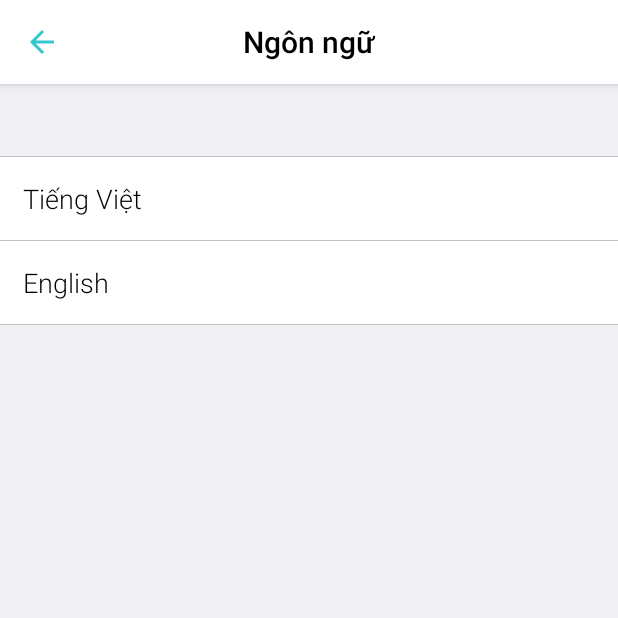
After one commit to thanhduy26091995/Maid, an Android app: the LanguageActivity screen opened directly, with no data from a screen before it, on a phone screen of 412 x 824 dp, the top half of it. The commit adds this screen. Run offline under Robolectric (Android 15) with nearby library versions, the phone set to English and light mode, and no system bars; our stand-ins replace ButterKnife.

Commit message:
Duy Nguyễn: code Language + Statistic

```diff
--- a/app/src/main/AndroidManifest.xml
+++ b/app/src/main/AndroidManifest.xml
@@ -25,7 +25,8 @@
         <activity android:name=".home.job_near_by.view.JobNearByActivity" />
         <activity android:name=".home.job_detail.view.JobDetailActivity" />
         <activity android:name=".home.owner_profile.view.OwnerProfileActivity" />
-        <activity android:name=".more.statistic.view.StatisticActivity"></activity>
+        <activity android:name=".more.statistic.view.StatisticActivity" />
+        <activity android:name=".more.duy_nguyen.view.LanguageActivity"></activity>
     </application>
 
 </manifest>
--- /dev/null
+++ b/app/src/main/java/com/hbbsolution/maid/more/duy_nguyen/view/LanguageActivity.java
@@ -0,0 +1,99 @@
+package com.hbbsolution.maid.more.duy_nguyen.view;
+
+import android.content.Intent;
+import android.content.res.Configuration;
+import android.content.res.Resources;
+import android.os.Bundle;
+import android.support.v7.app.AppCompatActivity;
+import android.support.v7.widget.Toolbar;
+import android.util.DisplayMetrics;
+import android.view.MenuItem;
+import android.view.View;
+import android.widget.TextView;
+
+import com.hbbsolution.maid.R;
+import com.hbbsolution.maid.api.ApiClient;
+import com.hbbsolution.maid.utils.SessionManagerForLanguage;
+
+import java.util.Locale;
+
+import butterknife.BindView;
+import butterknife.ButterKnife;
+
+public class LanguageActivity extends AppCompatActivity implements View.OnClickListener {
+    @BindView(R.id.toolbar)
+    Toolbar toolbar;
+    @BindView(R.id.tvVietnamese)
+    TextView tvVietnamese;
+    @BindView(R.id.tvEnglish)
+    TextView tvEnglish;
+    private Locale locale;
+    private SessionManagerForLanguage sessionManagerForLanguage;
+    @Override
+    protected void onCreate(Bundle savedInstanceState) {
+        super.onCreate(savedInstanceState);
+        setContentView(R.layout.activity_language);
+        ButterKnife.bind(this);
+        setToolbar();
+        setEventClick();
+        sessionManagerForLanguage = new SessionManagerForLanguage(this);
+    }
+
+    public void setToolbar() {
+        toolbar.setTitle("");
+        setSupportActionBar(toolbar);
+        getSupportActionBar().setDisplayShowHomeEnabled(true);
+        getSupportActionBar().setDisplayHomeAsUpEnabled(true);
+    }
+    public void setEventClick()
+    {
+        tvEnglish.setOnClickListener(this);
+        tvVietnamese.setOnClickListener(this);
+    }
+    @Override
+    public boolean onOptionsItemSelected(MenuItem item) {
+        if (item.getItemId() == android.R.id.home) {
+            super.onBackPressed();
+        }
+        return super.onOptionsItemSelected(item);
+    }
+
+    @Override
+    public void onClick(View v) {
+        String language;
+        switch (v.getId())
+        {
+            case R.id.tvVietnamese:
+                ApiClient.setLanguage("vi");
+                language = "Tiếng Việt";
+                setLocale("vi",language);
+                sessionManagerForLanguage.setIsClickedLanguage(true);
+                sessionManagerForLanguage.createLanguageSession(language);
+                break;
+            case R.id.tvEnglish:
+                ApiClient.setLanguage("en");
+                language = "English";
+                setLocale("en",language);
+                sessionManagerForLanguage.setIsClickedLanguage(true);
+                sessionManagerForLanguage.createLanguageSession(language);
+                break;
+        }
+    }
+    private void setLocale(String lang,String language) {
+        locale = new Locale(lang);
+        Resources res = this.getResources();
+        DisplayMetrics displayMetrics = res.getDisplayMetrics();
+        Configuration configuration = res.getConfiguration();
+        configuration.locale = locale;
+        res.updateConfiguration(configuration, displayMetrics);
+        Intent refresh = new Intent(this, this.getClass());
+        refresh.putExtra("language",language);
+        startActivity(refresh);
+        finish();
+    }
+    @Override
+    protected void onDestroy() {
+        super.onDestroy();
+        ButterKnife.bind(this).unbind();
+    }
+}
--- /dev/null
+++ b/app/src/main/res/layout/activity_language.xml
@@ -0,0 +1,73 @@
+<?xml version="1.0" encoding="utf-8"?>
+<LinearLayout xmlns:android="http://schemas.android.com/apk/res/android"
+    xmlns:app="http://schemas.android.com/apk/res-auto"
+    xmlns:tools="http://schemas.android.com/tools"
+    android:layout_width="match_parent"
+    android:layout_height="match_parent"
+    android:background="@color/gray"
+    android:orientation="vertical"
+    tools:context="com.hbbsolution.owner.history.view.DetailWorkHistoryActivity">
+
+    <android.support.design.widget.AppBarLayout
+        android:id="@+id/appbar"
+        android:layout_width="match_parent"
+        android:layout_height="wrap_content"
+        android:theme="@style/AppTheme.AppBarOverlay">
+
+        <android.support.v7.widget.Toolbar
+            android:id="@+id/toolbar"
+            android:layout_width="match_parent"
+            android:layout_height="?attr/actionBarSize"
+            android:background="?attr/colorPrimary"
+            app:popupTheme="@style/AppTheme.PopupOverlay"
+            app:theme="@style/toolbar_theme">
+
+            <TextView
+                android:id="@+id/manager_doing_title_toothbar"
+                android:layout_width="wrap_content"
+                android:layout_height="wrap_content"
+                android:layout_gravity="center"
+                android:text="@string/more_languge"
+                android:textColor="@color/colorBlack"
+                android:textSize="20sp"
+                android:textStyle="bold" />
+
+        </android.support.v7.widget.Toolbar>
+
+    </android.support.design.widget.AppBarLayout>
+
+    <View
+        android:layout_width="match_parent"
+        android:layout_height="0.1dp"
+        android:background="@color/color_line_view"
+        android:layout_marginTop="48dp"/>
+
+    <TextView
+        android:id="@+id/tvVietnamese"
+        android:layout_width="match_parent"
+        android:layout_height="wrap_content"
+        android:text="@string/vietnamese"
+        android:textColor="@color/colorBlack"
+        android:padding="15dp"
+        android:textSize="@dimen/text_size_large"
+        android:background="@color/colorWhite"
+        />
+    <View
+        android:layout_width="match_parent"
+        android:layout_height="0.1dp"
+        android:background="@color/color_line_view" />
+    <TextView
+        android:id="@+id/tvEnglish"
+        android:layout_width="match_parent"
+        android:layout_height="wrap_content"
+        android:text="@string/english"
+        android:textColor="@color/colorBlack"
+        android:padding="15dp"
+        android:textSize="@dimen/text_size_large"
+        android:background="@color/colorWhite"
+        />
+    <View
+        android:layout_width="match_parent"
+        android:layout_height="0.1dp"
+        android:background="@color/color_line_view" />
+</LinearLayout>
```
Also changed, not shown: app/src/main/java/com/hbbsolution/maid/base/MaidApplication.java (+53 -0 lines), app/src/main/res/values/strings.xml (+17 -1 lines), app/src/main/java/com/hbbsolution/maid/more/duy_nguyen/inteface/StatisticView.java (renamed from app/src/main/java/com/hbbsolution/maid/more/statistic/inteface/StatisticView.java), app/src/main/java/com/hbbsolution/maid/more/duy_nguyen/presenter/StatisticPresenter.java (renamed from app/src/main/java/com/hbbsolution/maid/more/statistic/presenter/StatisticPresenter.java), app/src/main/java/com/hbbsolution/maid/more/duy_nguyen/view/StatisticActivity.java (renamed from app/src/main/java/com/hbbsolution/maid/more/statistic/view/StatisticActivity.java).
